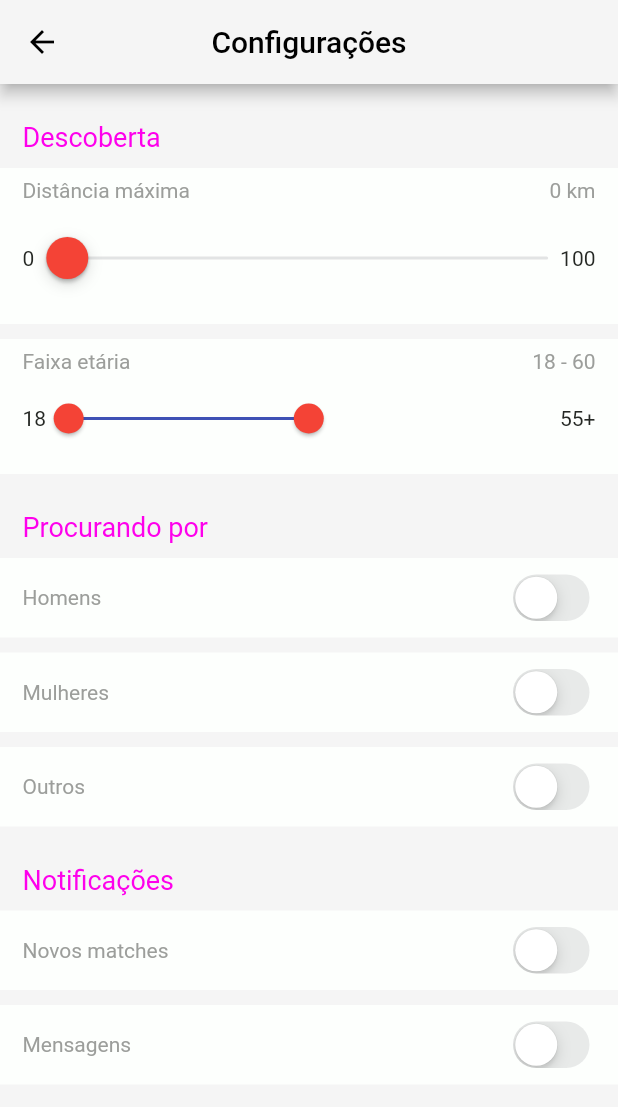
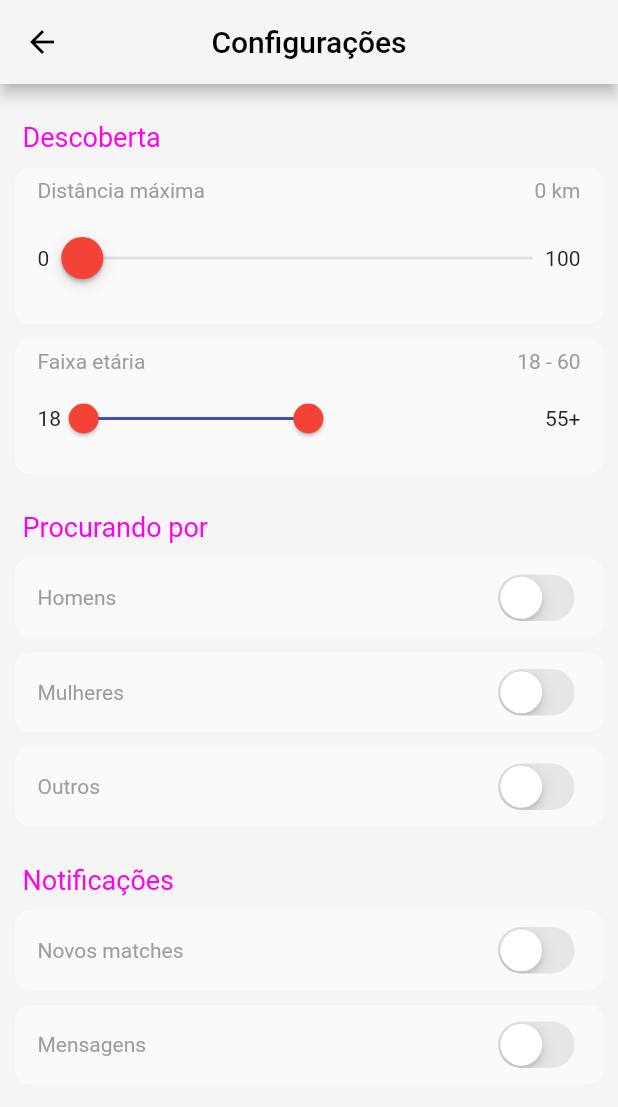
Before and after one commit to popsolutions/bailaki-app, a Flutter app: the SettingsPage screen opened by its route, on a phone screen of 412 x 824 dp. Shown: the top 1107 px of the screen. Run offline on Flutter 3.47's test engine with Material 2 defaults, Android fonts, the phone set to English and light mode, and no system bars; our stand-ins replace flutter_easyloading, flutter_mobx, get_it, hive, hive_flutter, image_picker and 3 more; missing offline and left inert: latlng, onesignal_flutter; accounts and stored records are empty; generated files the repository leaves out were written again; Roboto replaces fonts that are missing (Montserrat); statements that could not run were skipped.

Commit message:
Ajustes na interface

```diff
--- a/lib/shared/components/container_tile.dart
+++ b/lib/shared/components/container_tile.dart
@@ -7,12 +7,11 @@ class ContainerTile extends StatelessWidget {
   @override
   Widget build(BuildContext context) {
     return Container(
-      color: Color.fromRGBO(
-        253,
-        255,
-        253,
-        1,
+      decoration: BoxDecoration(
+        borderRadius: BorderRadius.circular(10),
+        color: Colors.white.withOpacity(.5),
       ),
+      margin: const EdgeInsets.symmetric(horizontal: 10),
       padding: const EdgeInsets.only(
         left: 15,
         right: 15,
```
Also changed, not shown: lib/app/pages/home/select_partner_page.dart (+23 -5 lines), lib/app/pages/match/match_page.dart (+27 -4 lines), lib/app/pages/profile/profile_edit_page.dart (+39 -6 lines), lib/app/pages/settings/switch_settings_page.dart (+29 -9 lines), 1 other file.
